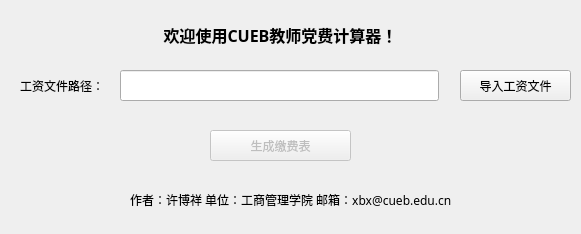
First picture: the form in party_dues_gui_hd.ui, repository xbxstukov/cuebpartydues, before the edit.
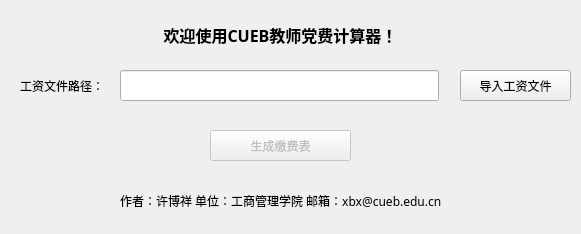
Second picture: the form after the edit. Icons and pictures are not drawn.

Diff of the .ui file:
```diff
--- a/party_dues_gui_hd.ui
+++ b/party_dues_gui_hd.ui
@@ -54,10 +54,10 @@
    <widget class="QLabel" name="aboutLabel">
     <property name="geometry">
      <rect>
-      <x>130</x>
+      <x>120</x>
       <y>180</y>
-      <width>351</width>
-      <height>39</height>
+      <width>361</width>
+      <height>41</height>
      </rect>
     </property>
     <property name="font">
```
